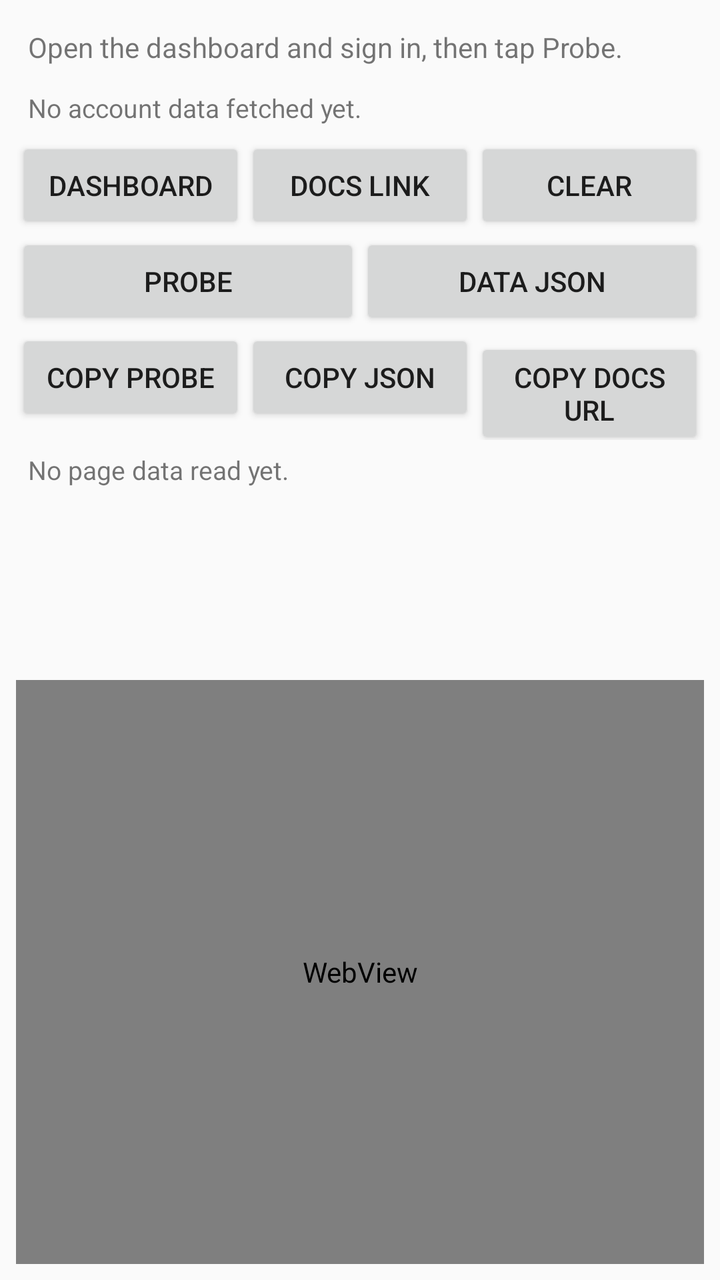
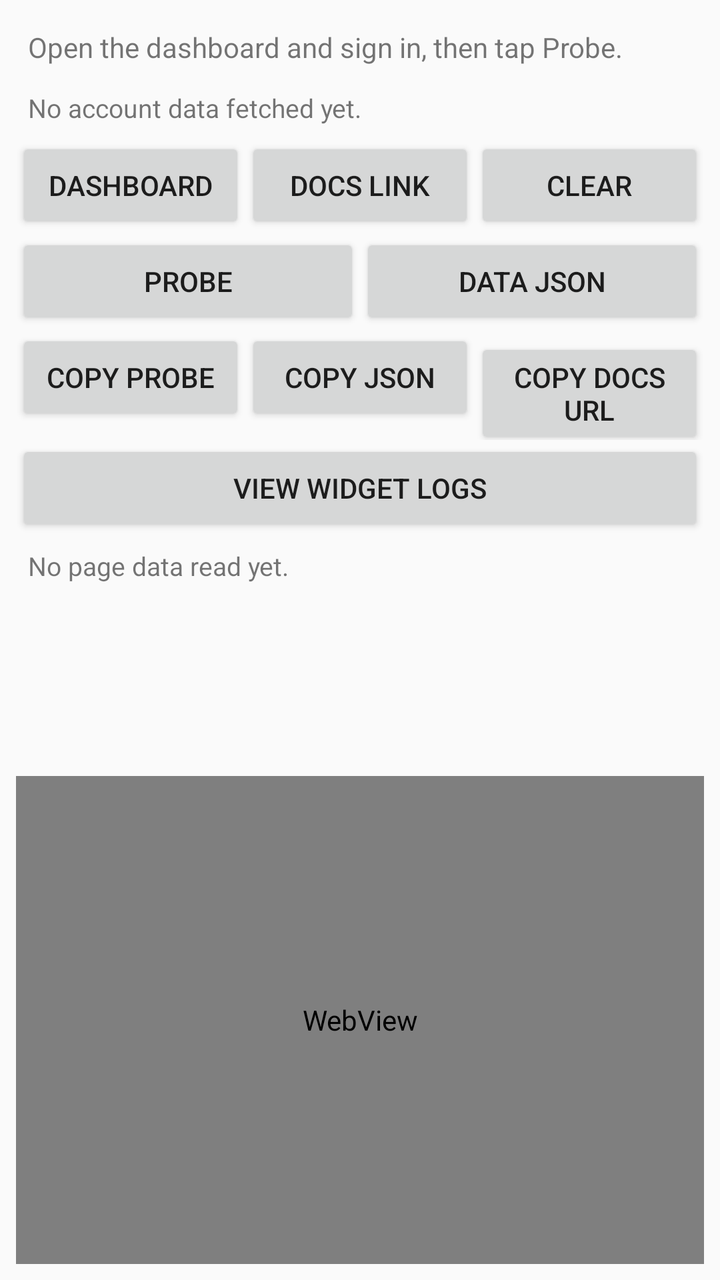

The first picture is an Android layout as it rendered before a commit; the second is the same layout after the commit. The layout source and the unified diff follow.
<!-- AndroidManifest.xml: application theme android:Theme.Material.Light.NoActionBar -->
<!-- res/layout/activity_main.xml -->
<?xml version="1.0" encoding="utf-8"?>
<LinearLayout xmlns:android="http://schemas.android.com/apk/res/android"
    android:layout_width="match_parent"
    android:layout_height="match_parent"
    android:orientation="vertical"
    android:padding="8dp">

    <TextView
        android:id="@+id/status"
        android:layout_width="match_parent"
        android:layout_height="wrap_content"
        android:padding="6dp"
        android:text="Open the dashboard and sign in, then tap Probe."
        android:textSize="14sp" />

    <TextView
        android:id="@+id/snapshot_summary"
        android:layout_width="match_parent"
        android:layout_height="wrap_content"
        android:padding="6dp"
        android:text="No account data fetched yet."
        android:textSize="13sp" />

    <LinearLayout
        android:layout_width="match_parent"
        android:layout_height="wrap_content"
        android:orientation="horizontal">

        <Button
            android:id="@+id/open_dashboard"
            android:layout_width="0dp"
            android:layout_height="wrap_content"
            android:layout_weight="1"
            android:text="Dashboard" />

        <Button
            android:id="@+id/open_docs"
            android:layout_width="0dp"
            android:layout_height="wrap_content"
            android:layout_weight="1"
            android:text="Docs link" />

        <Button
            android:id="@+id/clear_session"
            android:layout_width="0dp"
            android:layout_height="wrap_content"
            android:layout_weight="1"
            android:text="Clear" />
    </LinearLayout>

    <LinearLayout
        android:layout_width="match_parent"
        android:layout_height="wrap_content"
        android:orientation="horizontal">

        <Button
            android:id="@+id/probe"
            android:layout_width="0dp"
            android:layout_height="wrap_content"
            android:layout_weight="1"
            android:text="Probe" />

        <Button
            android:id="@+id/read_data"
            android:layout_width="0dp"
            android:layout_height="wrap_content"
            android:layout_weight="1"
            android:text="Data JSON" />
    </LinearLayout>

    <LinearLayout
        android:layout_width="match_parent"
        android:layout_height="wrap_content"
        android:orientation="horizontal">

        <Button
            android:id="@+id/copy_probe"
            android:layout_width="0dp"
            android:layout_height="wrap_content"
            android:layout_weight="1"
            android:text="Copy Probe" />

        <Button
            android:id="@+id/copy_data"
            android:layout_width="0dp"
            android:layout_height="wrap_content"
            android:layout_weight="1"
            android:text="Copy JSON" />

        <Button
            android:id="@+id/copy_docs"
            android:layout_width="0dp"
            android:layout_height="wrap_content"
            android:layout_weight="1"
            android:text="Copy Docs URL" />
    </LinearLayout>

    <TextView
        android:id="@+id/result"
        android:layout_width="match_parent"
        android:layout_height="120dp"
        android:padding="6dp"
        android:scrollbars="vertical"
        android:text="No page data read yet."
        android:textIsSelectable="true"
        android:textSize="13sp" />

    <WebView
        android:id="@+id/webview"
        android:layout_width="match_parent"
        android:layout_height="0dp"
        android:layout_weight="1" />
</LinearLayout>
<!-- resources referenced by this layout -->
<resources>

</resources>

<!-- the commit's change to res/layout/activity_main.xml (unified diff, before → after) -->
@@ -95,6 +95,12 @@
             android:text="Copy Docs URL" />
     </LinearLayout>
 
+    <Button
+        android:id="@+id/view_logs"
+        android:layout_width="match_parent"
+        android:layout_height="wrap_content"
+        android:text="View widget logs" />
+
     <TextView
         android:id="@+id/result"
         android:layout_width="match_parent"
